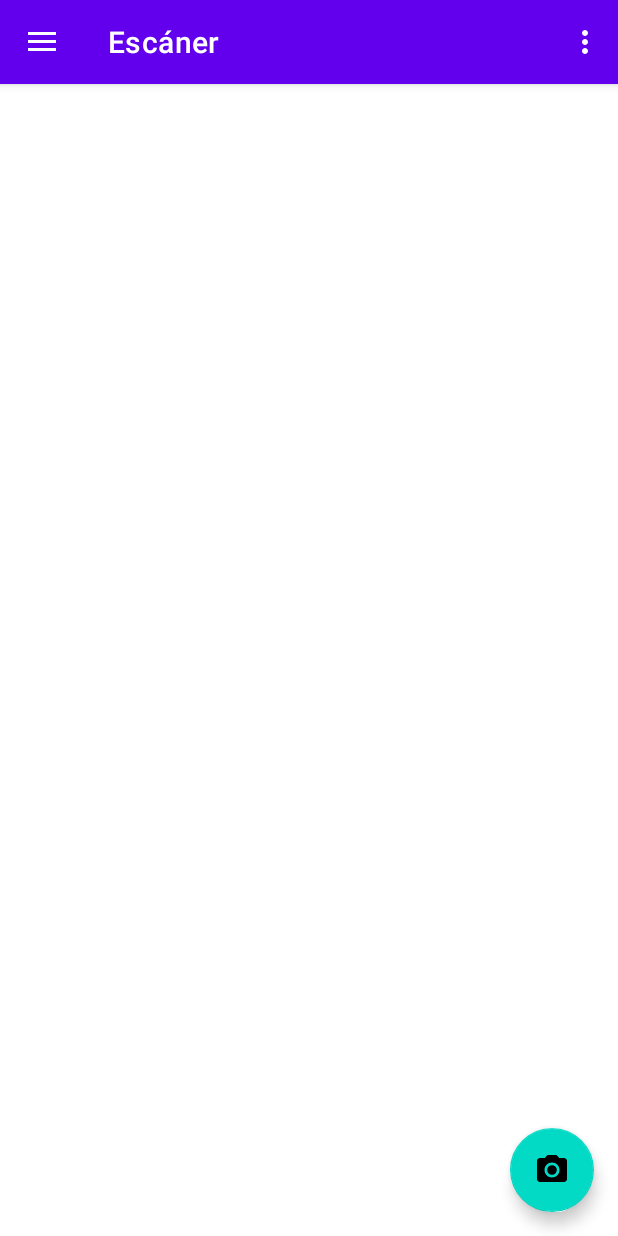
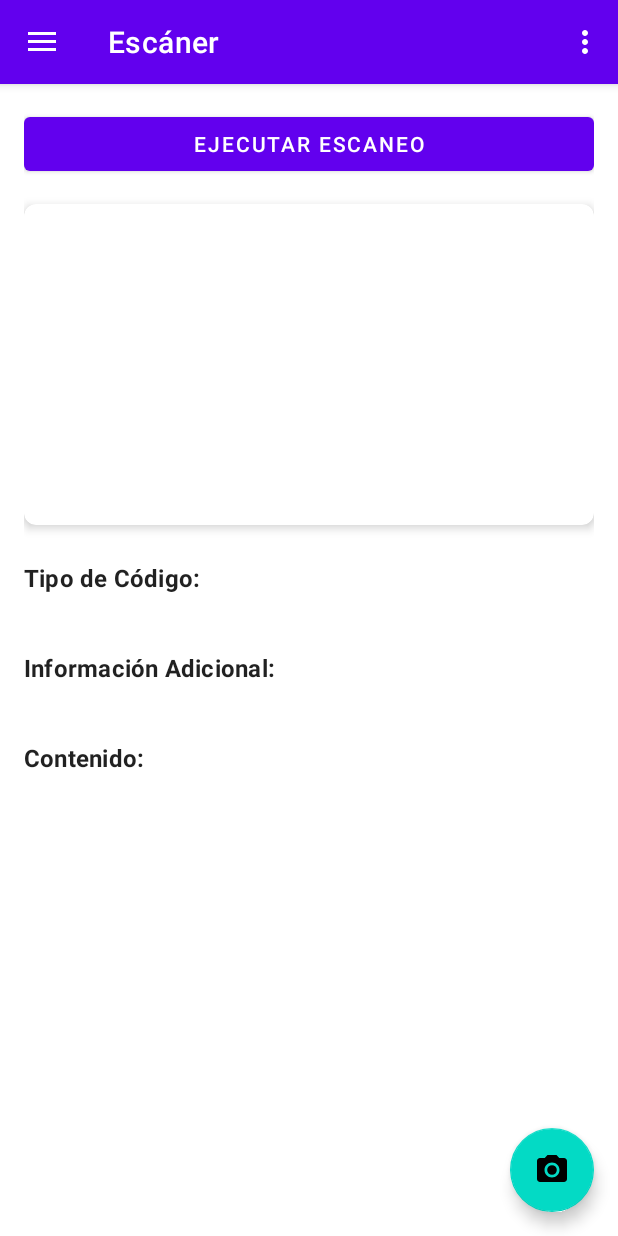
Before and after one commit to kcooperhn/barcodeapp, an Android app: the screen it shows after launch (MainActivity), in the side drawer, after a tap on "Escáner", on a phone screen of 412 x 824 dp. Run offline under Robolectric (Android 15) with nearby library versions, the phone set to English and light mode, and no system bars; our stand-ins replace navigation-ui; libraries missing offline, so code that uses them is left out: com.google.mlkit.vision.

Commit message:
Procesando escaneo de codigos de barra

```diff
--- a/app/src/main/java/hn/uth/barcodescanner/ui/barcode/BarcodeFragment.java
+++ b/app/src/main/java/hn/uth/barcodescanner/ui/barcode/BarcodeFragment.java
@@ -1,6 +1,8 @@
 package hn.uth.barcodescanner.ui.barcode;
 
 import android.graphics.Bitmap;
+import android.graphics.Point;
+import android.graphics.Rect;
 import android.os.Bundle;
 import android.util.Log;
 import android.view.LayoutInflater;
@@ -11,7 +13,16 @@ import android.widget.Toast;
 import androidx.annotation.NonNull;
 import androidx.fragment.app.Fragment;
 
+import com.google.android.gms.tasks.OnFailureListener;
+import com.google.android.gms.tasks.OnSuccessListener;
+import com.google.android.gms.tasks.Task;
+import com.google.mlkit.vision.barcode.BarcodeScanner;
 import com.google.mlkit.vision.barcode.BarcodeScannerOptions;
+import com.google.mlkit.vision.barcode.BarcodeScanning;
+import com.google.mlkit.vision.barcode.common.Barcode;
+import com.google.mlkit.vision.common.InputImage;
+
+import java.util.List;
 
 import hn.uth.barcodescanner.R;
 import hn.uth.barcodescanner.databinding.FragmentBarcodeBinding;
@@ -57,13 +68,56 @@ public class BarcodeFragment extends Fragment {
                       //  new ZoomSuggestionOptions.Builder(zoomCallback)
                             //    .setMaxSupportedZoomRatio(maxSupportedZoomRatio)
                 .build();
+
+        int rotationDegree = 45;
+        InputImage image = InputImage.fromBitmap(imagenSeleccionada, rotationDegree);
+        //binding.imgBarcode.setimage(fotoCamara);
+
+
+        BarcodeScanner scanner = BarcodeScanning.getClient();
+        Task<List<Barcode>> result = scanner.process(image)
+                .addOnSuccessListener(barcodes -> {
+                    showToast("Código de barras leido correctamente");
+                    for (Barcode barcode: barcodes) {
+                        Rect bounds = barcode.getBoundingBox();
+                        Point[] corners = barcode.getCornerPoints();
+
+                        String rawValue = barcode.getRawValue();
+                        binding.txtBarcodeType.setText(""+barcode.getFormat());
+                        int valueType = barcode.getValueType();
+                        // See API reference for complete list of supported types
+                        switch (valueType) {
+                            case Barcode.TYPE_WIFI:
+                                String ssid = barcode.getWifi().getSsid();
+                                String password = barcode.getWifi().getPassword();
+                                int type = barcode.getWifi().getEncryptionType();
+                                binding.txtScanInfo.setText(ssid+"\n"+password+"\n"+type);
+                                binding.txtBarcodeInfo.setText("WIFI");
+                                break;
+                            case Barcode.TYPE_URL:
+                                String title = barcode.getUrl().getTitle();
+                                String url = barcode.getUrl().getUrl();
+                                binding.txtScanInfo.setText(title+"\n"+url);
+                                binding.txtBarcodeInfo.setText("URL");
+                                break;
+                            default:
+                                binding.txtScanInfo.setText(rawValue);
+                                binding.txtBarcodeInfo.setText("unknown");
+                                break;
+                        }
+                    }
+                })
+                .addOnFailureListener(e -> {
+                    binding.txtScanInfo.setText(e.getLocalizedMessage());
+                    binding.txtBarcodeInfo.setText("Error al obtener información");
+                    binding.txtBarcodeType.setText("unknown");
+                    showToast("Error al obtener el código de barras");
+                });
     }
 
     private void showToast(String mensaje) {
         Toast.makeText(this.getContext(), mensaje, Toast.LENGTH_LONG).show();
     }
-
-
 
     @Override
     public void onDestroyView() {
--- a/app/src/main/res/layout/fragment_barcode.xml
+++ b/app/src/main/res/layout/fragment_barcode.xml
@@ -4,79 +4,114 @@
     xmlns:tools="http://schemas.android.com/tools"
     android:layout_width="match_parent"
     android:layout_height="match_parent"
+    android:padding="16dp"
     tools:context=".ui.barcode.BarcodeFragment">
 
+    <!-- Botón de Escaneo (si aún es necesario visible por defecto) -->
     <Button
         android:id="@+id/btn_escanear"
-        android:layout_width="match_parent"
+        android:layout_width="0dp"
         android:layout_height="wrap_content"
-        android:layout_marginStart="12dp"
-        android:layout_marginTop="12dp"
-        android:layout_marginEnd="12dp"
         android:text="@string/lbl_ejecutar_escaneo"
-        android:visibility="invisible"
+        app:layout_constraintTop_toTopOf="parent"
+        app:layout_constraintStart_toStartOf="parent"
         app:layout_constraintEnd_toEndOf="parent"
+        tools:visibility="visible" /> <!-- Ajusta la visibilidad según tu lógica -->
+
+    <!-- Contenedor para la imagen del código de barras -->
+    <androidx.cardview.widget.CardView
+        android:id="@+id/card_barcode_image_container"
+        android:layout_width="0dp"
+        android:layout_height="0dp"
+        app:cardCornerRadius="8dp"
+        app:cardElevation="4dp"
+        android:layout_marginTop="16dp"
+        app:layout_constraintTop_toBottomOf="@+id/btn_escanear"
         app:layout_constraintStart_toStartOf="parent"
-        app:layout_constraintTop_toTopOf="parent"
-        tools:visibility="visible" />
+        app:layout_constraintEnd_toEndOf="parent"
+        app:layout_constraintDimensionRatio="16:9" > <!-- Proporción para la imagen, ajústala -->
 
+        <ImageView
+            android:id="@+id/img_barcode"
+            android:layout_width="match_parent"
+            android:layout_height="match_parent"
+            android:scaleType="fitCenter"
+            android:contentDescription="@string/barcode"
+            tools:src="@tools:sample/misc/barcode" /> <!-- Placeholder de un código de barras -->
+    </androidx.cardview.widget.CardView>
+
+    <!-- ScrollView para el contenido textual, en caso de que sea largo -->
     <ScrollView
-        android:id="@+id/scrollView3"
-        android:layout_width="match_parent"
-        android:layout_height="match_parent"
+        android:id="@+id/scrollView_info"
+        android:layout_width="0dp"
+        android:layout_height="0dp"
+        android:layout_marginTop="16dp"
+        app:layout_constraintTop_toBottomOf="@+id/card_barcode_image_container"
+        app:layout_constraintStart_toStartOf="parent"
         app:layout_constraintEnd_toEndOf="parent"
-        app:layout_constraintStart_toStartOf="parent"
-        app:layout_constraintTop_toBottomOf="@+id/btn_escanear">
+        app:layout_constraintBottom_toBottomOf="parent"
+        android:fillViewport="true"> <!-- Importante para que el LinearLayout interno se expanda si es necesario -->
 
         <LinearLayout
             android:layout_width="match_parent"
             android:layout_height="wrap_content"
-            android:orientation="vertical">
+            android:orientation="vertical"
+            android:paddingTop="8dp"
+            android:paddingBottom="8dp">
 
-            <ImageView
-                android:id="@+id/img_barcode"
+            <!-- Tipo de Código de Barras -->
+            <TextView
+                android:id="@+id/lbl_barcode_type"
+                android:layout_width="wrap_content"
+                android:layout_height="wrap_content"
+                android:text="Tipo de Código:"
+                android:textAppearance="@style/TextAppearance.MaterialComponents.Subtitle1"
+                android:textStyle="bold"/>
+
+            <TextView
+                android:id="@+id/txt_barcode_type"
                 android:layout_width="match_parent"
                 android:layout_height="wrap_content"
-                android:layout_marginStart="12dp"
-                android:layout_marginTop="12dp"
-                android:layout_marginEnd="12dp"
-                android:contentDescription="@string/barcode"
-                android:scaleType="centerInside"
-                tools:src="@tools:sample/avatars" />
+                android:layout_marginTop="4dp"
+                android:textAppearance="@style/TextAppearance.MaterialComponents.Body1"
+                tools:text="QR_CODE" />
+
+            <!-- Información General del Escaneo (Opcional, si es diferente al contenido) -->
+            <TextView
+                android:id="@+id/lbl_scan_info"
+                android:layout_width="wrap_content"
+                android:layout_height="wrap_content"
+                android:text="Información Adicional:"
+                android:textAppearance="@style/TextAppearance.MaterialComponents.Subtitle1"
+                android:textStyle="bold"
+                android:layout_marginTop="12dp"/>
 
             <TextView
                 android:id="@+id/txt_scan_info"
+                android:layout_width="match_parent"
+                android:layout_height="wrap_content"
+                android:layout_marginTop="4dp"
+                android:textAppearance="@style/TextAppearance.MaterialComponents.Body1"
+                tools:text="Escaneado correctamente a las 10:30 AM" />
+
+            <!-- Contenido del Código de Barras -->
+            <TextView
+                android:id="@+id/lbl_barcode_content"
                 android:layout_width="wrap_content"
                 android:layout_height="wrap_content"
-                android:layout_marginStart="12dp"
-                android:layout_marginTop="12dp"
-                android:layout_marginEnd="12dp"
-                android:textColor="@color/purple_200"
-                android:textSize="16sp"
-                tools:text="Scan Info" />
+                android:text="Contenido:"
+                android:textAppearance="@style/TextAppearance.MaterialComponents.Subtitle1"
+                android:textStyle="bold"
+                android:layout_marginTop="12dp"/>
 
             <TextView
                 android:id="@+id/txt_barcode_info"
-                android:layout_width="wrap_content"
+                android:layout_width="match_parent"
                 android:layout_height="wrap_content"
-                android:layout_marginStart="12dp"
-                android:layout_marginTop="12dp"
-                android:layout_marginEnd="12dp"
-                android:textColor="@color/purple_500"
-                android:textSize="16sp"
-                tools:text="Barcode Info" />
-
-            <TextView
-                android:id="@+id/txt_barcode_type"
-                android:layout_width="wrap_content"
-                android:layout_height="wrap_content"
-                android:layout_marginStart="12dp"
-                android:layout_marginEnd="12dp"
-                android:textAlignment="center"
-                android:textColor="@color/black"
-                android:textSize="20sp"
-                android:textStyle="bold"
-                tools:text="Barcode Ttype" />
+                android:layout_marginTop="4dp"
+                android:textAppearance="@style/TextAppearance.MaterialComponents.Body1"
+                android:autoLink="web|email|phone"  />
+            <!-- android:autoLink permite que los links, emails, etc. sean clickables -->
 
         </LinearLayout>
     </ScrollView>
```
